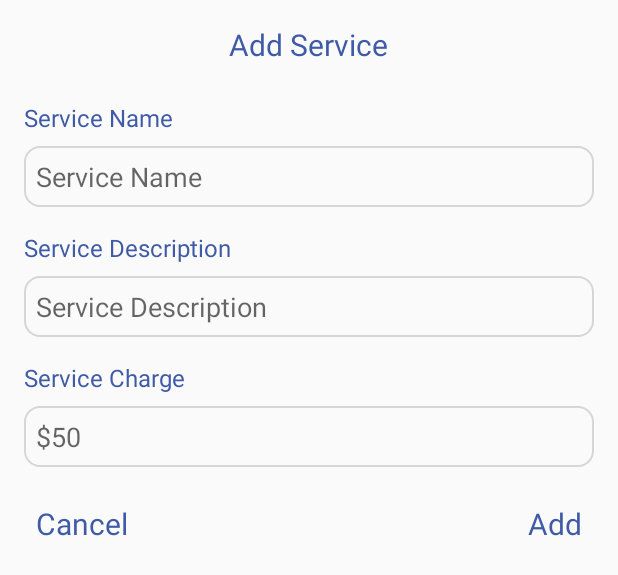
After one commit to AkashShahriar55/Adme, an Android app: the layout ad_service_dialog.xml on its own in the app's theme, with its tools: preview values and no code run, on a phone screen of 412 x 824 dp. The commit adds this screen. Shown: the top 575 px of the screen. Run offline under Robolectric (Android 15) with nearby library versions, the light colour scheme and no system bars.

Commit message:
Ad service alert dialog

```diff
--- a/app/src/main/java/com/example/adme/Activities/ui/today/AddServiceServices.java
+++ b/app/src/main/java/com/example/adme/Activities/ui/today/AddServiceServices.java
@@ -1,6 +1,4 @@
 package com.example.adme.Activities.ui.today;
-
-import androidx.lifecycle.ViewModelProviders;
 
 import android.os.Bundle;
 
@@ -13,10 +11,9 @@ import androidx.recyclerview.widget.RecyclerView;
 import android.view.LayoutInflater;
 import android.view.View;
 import android.view.ViewGroup;
-import android.widget.CheckBox;
-import android.widget.CompoundButton;
+import android.widget.TextView;
 
-import com.example.adme.Activities.ui.leaderboard.LeaderBoardAdapter;
+import com.example.adme.Helpers.AdServiceDialog;
 import com.example.adme.R;
 
 public class AddServiceServices extends Fragment implements AddServicesActivity.SaveFragmentListener {
@@ -24,10 +21,9 @@ public class AddServiceServices extends Fragment implements AddServicesActivity.
     private AddServiceServicesViewModel mViewModel;
     private boolean isValidationChecked= false;
     private boolean isDataSaved = false;
+    private TextView ad_service_btn;
 
-    private RecyclerView ad_service_recyclerView;;
-    private AdServiceAdapter adapter;
-    private RecyclerView.LayoutManager layoutManager;
+    ;
 
     public static AddServiceServices newInstance() {
         return new AddServiceServices();
@@ -43,13 +39,24 @@ public class AddServiceServices extends Fragment implements AddServicesActivity.
 
     private void initializeFields(View root) {
 
-        ad_service_recyclerView = root.findViewById(R.id.ad_service_recyclerView);
-        layoutManager = new LinearLayoutManager(getContext());
+        RecyclerView ad_service_recyclerView = root.findViewById(R.id.ad_service_recyclerView);
+        RecyclerView.LayoutManager layoutManager = new LinearLayoutManager(getContext());
         ad_service_recyclerView.setLayoutManager(layoutManager);
         ad_service_recyclerView.setHasFixedSize(true);
-        adapter = new AdServiceAdapter();
+        AdServiceAdapter adapter = new AdServiceAdapter();
         ad_service_recyclerView.setAdapter(adapter);
+        ad_service_btn = root.findViewById(R.id.ad_service_btn);
 
+        ad_service_btn.setOnClickListener(v -> {
+            openDialog();
+        });
+
+    }
+
+    private void openDialog() {
+
+        AdServiceDialog dialog = new AdServiceDialog();
+        dialog.show(getParentFragmentManager(),"Ad Service Dialog");
     }
 
     @Override
--- /dev/null
+++ b/app/src/main/java/com/example/adme/Helpers/AdServiceDialog.java
@@ -0,0 +1,31 @@
+package com.example.adme.Helpers;
+
+import android.app.AlertDialog;
+import android.app.Dialog;
+import android.content.DialogInterface;
+import android.os.Bundle;
+import android.view.LayoutInflater;
+import android.view.View;
+
+import androidx.annotation.NonNull;
+import androidx.annotation.Nullable;
+import androidx.appcompat.app.AppCompatDialogFragment;
+
+import com.example.adme.R;
+
+import java.util.Objects;
+
+public class AdServiceDialog extends AppCompatDialogFragment {
+
+    @NonNull
+    @Override
+    public Dialog onCreateDialog(@Nullable Bundle savedInstanceState) {
+        AlertDialog.Builder builder = new AlertDialog.Builder(getActivity());
+        LayoutInflater inflater = requireActivity().getLayoutInflater();
+        View view = inflater.inflate(R.layout.ad_service_dialog, null);
+        builder.setView(view);
+
+        return builder.create();
+
+    }
+}
--- /dev/null
+++ b/app/src/main/res/drawable/rounded_corner.xml
@@ -0,0 +1,9 @@
+<?xml version="1.0" encoding="utf-8"?>
+<shape
+    xmlns:android="http://schemas.android.com/apk/res/android"
+    android:shape="rectangle">
+
+    <corners
+        android:radius="40dp"/>
+
+</shape>
--- /dev/null
+++ b/app/src/main/res/layout/ad_service_dialog.xml
@@ -0,0 +1,140 @@
+<?xml version="1.0" encoding="utf-8"?>
+<androidx.constraintlayout.widget.ConstraintLayout xmlns:android="http://schemas.android.com/apk/res/android"
+    xmlns:app="http://schemas.android.com/apk/res-auto"
+    xmlns:tools="http://schemas.android.com/tools"
+    android:layout_width="match_parent"
+    android:layout_height="match_parent"
+    android:background="@drawable/rounded_corner"
+    android:padding="16dp">
+
+
+    <TextView
+        android:id="@+id/textView72"
+        android:layout_width="wrap_content"
+        android:layout_height="wrap_content"
+        android:text="@string/add_service"
+        app:layout_constraintEnd_toEndOf="parent"
+        app:layout_constraintStart_toStartOf="parent"
+        app:layout_constraintTop_toTopOf="parent"
+        android:textColor="@color/sv_primary"
+        android:textSize="20sp"/>
+
+    <TextView
+        android:id="@+id/textView65"
+        android:layout_width="wrap_content"
+        android:layout_height="wrap_content"
+        android:layout_marginTop="24dp"
+        android:text="@string/service_name"
+        app:layout_constraintEnd_toEndOf="parent"
+        app:layout_constraintHorizontal_bias="0.0"
+        app:layout_constraintStart_toStartOf="parent"
+        app:layout_constraintTop_toBottomOf="@+id/textView72"
+        android:textColor="@color/sv_primary"
+        android:textSize="16sp"/>
+
+    <com.google.android.material.textfield.TextInputLayout
+        android:id="@+id/textInputLayout3"
+        android:layout_width="0dp"
+        android:layout_height="wrap_content"
+        android:layout_marginTop="8dp"
+        app:hintEnabled="false"
+        app:layout_constraintEnd_toEndOf="parent"
+        app:layout_constraintStart_toStartOf="parent"
+        app:layout_constraintTop_toBottomOf="@+id/textView65">
+
+        <com.google.android.material.textfield.TextInputEditText
+            android:layout_width="match_parent"
+            android:layout_height="wrap_content"
+            android:hint="@string/service_name"
+            android:padding="8dp"
+            android:background="@drawable/service_category_spinner"/>
+    </com.google.android.material.textfield.TextInputLayout>
+
+    <TextView
+        android:id="@+id/textView71"
+        android:layout_width="wrap_content"
+        android:layout_height="wrap_content"
+        android:layout_marginTop="16dp"
+        android:text="@string/service_description"
+        app:layout_constraintEnd_toEndOf="parent"
+        app:layout_constraintHorizontal_bias="0.0"
+        app:layout_constraintStart_toStartOf="parent"
+        app:layout_constraintTop_toBottomOf="@+id/textInputLayout3"
+        android:textColor="@color/sv_primary"
+        android:textSize="16sp"/>
+
+    <com.google.android.material.textfield.TextInputLayout
+        android:id="@+id/textInputLayout4"
+        android:layout_width="0dp"
+        android:layout_height="wrap_content"
+        android:layout_marginTop="8dp"
+        app:hintEnabled="false"
+        app:layout_constraintEnd_toEndOf="parent"
+        app:layout_constraintStart_toStartOf="parent"
+        app:layout_constraintTop_toBottomOf="@+id/textView71">
+
+        <com.google.android.material.textfield.TextInputEditText
+            android:layout_width="match_parent"
+            android:layout_height="wrap_content"
+            android:hint="@string/service_description"
+            android:background="@drawable/service_category_spinner"
+            android:padding="8dp"/>
+    </com.google.android.material.textfield.TextInputLayout>
+
+    <TextView
+        android:id="@+id/textView73"
+        android:layout_width="wrap_content"
+        android:layout_height="wrap_content"
+        android:layout_marginTop="16dp"
+        android:text="@string/service_charge"
+        app:layout_constraintEnd_toEndOf="parent"
+        app:layout_constraintHorizontal_bias="0.0"
+        app:layout_constraintStart_toStartOf="parent"
+        app:layout_constraintTop_toBottomOf="@+id/textInputLayout4"
+        android:textColor="@color/sv_primary"
+        android:textSize="16sp"/>
+
+    <com.google.android.material.textfield.TextInputLayout
+        android:id="@+id/textInputLayout5"
+        android:layout_width="0dp"
+        android:layout_height="wrap_content"
+        android:layout_marginTop="8dp"
+        app:hintEnabled="false"
+        app:layout_constraintEnd_toEndOf="parent"
+        app:layout_constraintStart_toStartOf="parent"
+        app:layout_constraintTop_toBottomOf="@+id/textView73">
+
+        <com.google.android.material.textfield.TextInputEditText
+            android:layout_width="match_parent"
+            android:layout_height="wrap_content"
+            android:hint="@string/_50"
+            android:background="@drawable/service_category_spinner"
+            android:padding="8dp"/>
+    </com.google.android.material.textfield.TextInputLayout>
+
+    <TextView
+        android:id="@+id/textView74"
+        android:layout_width="wrap_content"
+        android:layout_height="wrap_content"
+        android:layout_marginStart="8dp"
+        android:layout_marginTop="24dp"
+        android:text="@string/cancel"
+        android:textColor="@color/sv_primary"
+        android:textSize="20sp"
+        app:layout_constraintEnd_toStartOf="@+id/textView75"
+        app:layout_constraintHorizontal_chainStyle="spread_inside"
+        app:layout_constraintStart_toStartOf="parent"
+        app:layout_constraintTop_toBottomOf="@+id/textInputLayout5" />
+
+    <TextView
+        android:id="@+id/textView75"
+        android:layout_width="wrap_content"
+        android:layout_height="wrap_content"
+        android:layout_marginEnd="8dp"
+        android:text="@string/add"
+        android:textColor="@color/sv_primary"
+        android:textSize="20sp"
+        app:layout_constraintBaseline_toBaselineOf="@+id/textView74"
+        app:layout_constraintEnd_toEndOf="parent"
+        app:layout_constraintStart_toEndOf="@+id/textView74" />
+</androidx.constraintlayout.widget.ConstraintLayout>
--- a/app/src/main/res/layout/add_service_services_fragment.xml
+++ b/app/src/main/res/layout/add_service_services_fragment.xml
@@ -32,7 +32,7 @@
         android:layout_width="wrap_content"
         android:layout_height="wrap_content"
         android:text="@string/services"
-        app:layout_constraintEnd_toStartOf="@+id/textView65"
+        app:layout_constraintEnd_toStartOf="@+id/ad_service_btn"
         app:layout_constraintHorizontal_bias="0.5"
         app:layout_constraintHorizontal_chainStyle="spread_inside"
         app:layout_constraintStart_toStartOf="@+id/guideline48"
@@ -41,7 +41,7 @@
         android:textColor="@color/sv_primary"/>
 
     <TextView
-        android:id="@+id/textView65"
+        android:id="@+id/ad_service_btn"
         android:layout_width="wrap_content"
         android:layout_height="wrap_content"
         android:text="@string/add"
--- a/app/src/main/res/values/strings.xml
+++ b/app/src/main/res/values/strings.xml
@@ -47,6 +47,11 @@
     <string name="upload_photos_that_describe_or_are_related_to_your_services">Upload photos that describe or are related to your services</string>
     <string name="services">Services</string>
     <string name="add">Add</string>
+    <string name="add_service">Add Service</string>
+    <string name="service_name">Service Name</string>
+    <string name="service_charge">Service Charge</string>
+    <string name="cancel">Cancel</string>
+    <string name="_50">$50</string>
 
     <string-array name="service_category">
         <item>Paint Job</item>
```
